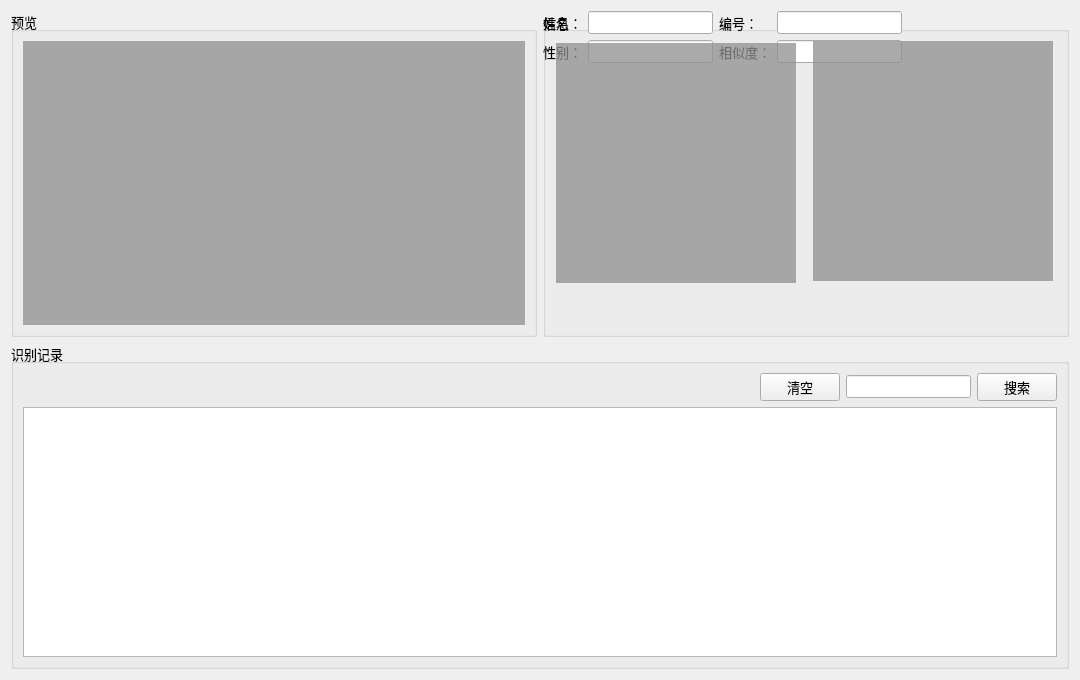
This is previewview.ui in NevilleNoah/HikvisionCamera2 as Qt 5 draws it before an edit. The edited form follows.
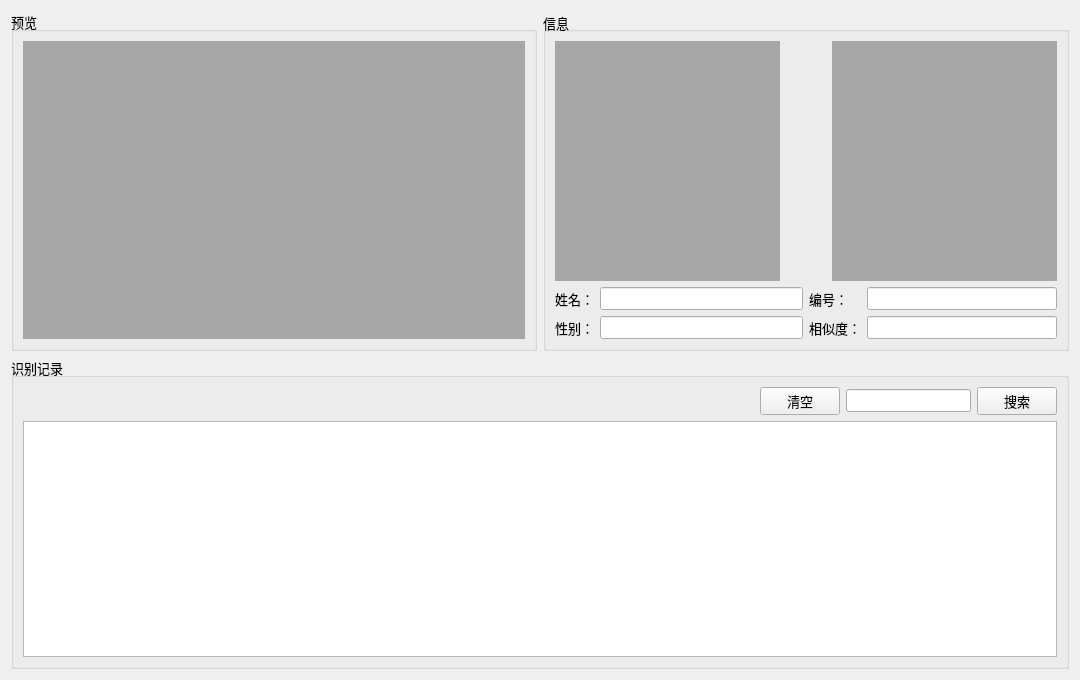
This is the edited form.

```diff
--- a/previewview.ui
+++ b/previewview.ui
@@ -155,7 +155,224 @@
        <property name="flat">
         <bool>false</bool>
        </property>
-       <widget class="QWidget" name="">
+       <layout class="QVBoxLayout" name="verticalLayout_4">
+        <item>
+         <layout class="QHBoxLayout" name="horizontalLayout_3">
+          <item>
+           <widget class="QLabel" name="picCapture">
+            <property name="sizePolicy">
+             <sizepolicy hsizetype="Minimum" vsizetype="MinimumExpanding">
+              <horstretch>0</horstretch>
+              <verstretch>0</verstretch>
+             </sizepolicy>
+            </property>
+            <property name="minimumSize">
+             <size>
+              <width>220</width>
+              <height>240</height>
+             </size>
+            </property>
+            <property name="palette">
+             <palette>
+              <active>
+               <colorrole role="Base">
+                <brush brushstyle="SolidPattern">
+                 <color alpha="255">
+                  <red>255</red>
+                  <green>255</green>
+                  <blue>255</blue>
+                 </color>
+                </brush>
+               </colorrole>
+               <colorrole role="Window">
+                <brush brushstyle="SolidPattern">
+                 <color alpha="196">
+                  <red>145</red>
+                  <green>145</green>
+                  <blue>145</blue>
+                 </color>
+                </brush>
+               </colorrole>
+              </active>
+              <inactive>
+               <colorrole role="Base">
+                <brush brushstyle="SolidPattern">
+                 <color alpha="255">
+                  <red>255</red>
+                  <green>255</green>
+                  <blue>255</blue>
+                 </color>
+                </brush>
+               </colorrole>
+               <colorrole role="Window">
+                <brush brushstyle="SolidPattern">
+                 <color alpha="196">
+                  <red>145</red>
+                  <green>145</green>
+                  <blue>145</blue>
+                 </color>
+                </brush>
+               </colorrole>
+              </inactive>
+              <disabled>
+               <colorrole role="Base">
+                <brush brushstyle="SolidPattern">
+                 <color alpha="196">
+                  <red>145</red>
+                  <green>145</green>
+                  <blue>145</blue>
+                 </color>
+                </brush>
+               </colorrole>
+               <colorrole role="Window">
+                <brush brushstyle="SolidPattern">
+                 <color alpha="196">
+                  <red>145</red>
+                  <green>145</green>
+                  <blue>145</blue>
+                 </color>
+                </brush>
+               </colorrole>
+              </disabled>
+             </palette>
+            </property>
+            <property name="autoFillBackground">
+             <bool>true</bool>
+            </property>
+            <property name="frameShape">
+             <enum>QFrame::NoFrame</enum>
+            </property>
+            <property name="text">
+             <string/>
+            </property>
+            <property name="alignment">
+             <set>Qt::AlignCenter</set>
+            </property>
+           </widget>
+          </item>
+          <item>
+           <widget class="QLabel" name="picSymbol">
+            <property name="sizePolicy">
+             <sizepolicy hsizetype="Fixed" vsizetype="Fixed">
+              <horstretch>0</horstretch>
+              <verstretch>0</verstretch>
+             </sizepolicy>
+            </property>
+            <property name="minimumSize">
+             <size>
+              <width>40</width>
+              <height>40</height>
+             </size>
+            </property>
+            <property name="text">
+             <string/>
+            </property>
+            <property name="scaledContents">
+             <bool>false</bool>
+            </property>
+            <property name="margin">
+             <number>0</number>
+            </property>
+            <property name="indent">
+             <number>-1</number>
+            </property>
+           </widget>
+          </item>
+          <item>
+           <widget class="QLabel" name="picAvatar">
+            <property name="sizePolicy">
+             <sizepolicy hsizetype="Minimum" vsizetype="MinimumExpanding">
+              <horstretch>0</horstretch>
+              <verstretch>0</verstretch>
+             </sizepolicy>
+            </property>
+            <property name="minimumSize">
+             <size>
+              <width>220</width>
+              <height>240</height>
+             </size>
+            </property>
+            <property name="palette">
+             <palette>
+              <active>
+               <colorrole role="Base">
+                <brush brushstyle="SolidPattern">
+                 <color alpha="255">
+                  <red>255</red>
+                  <green>255</green>
+                  <blue>255</blue>
+                 </color>
+                </brush>
+               </colorrole>
+               <colorrole role="Window">
+                <brush brushstyle="SolidPattern">
+                 <color alpha="196">
+                  <red>145</red>
+                  <green>145</green>
+                  <blue>145</blue>
+                 </color>
+                </brush>
+               </colorrole>
+              </active>
+              <inactive>
+               <colorrole role="Base">
+                <brush brushstyle="SolidPattern">
+                 <color alpha="255">
+                  <red>255</red>
+                  <green>255</green>
+                  <blue>255</blue>
+                 </color>
+                </brush>
+               </colorrole>
+               <colorrole role="Window">
+                <brush brushstyle="SolidPattern">
+                 <color alpha="196">
+                  <red>145</red>
+                  <green>145</green>
+                  <blue>145</blue>
+                 </color>
+                </brush>
+               </colorrole>
+              </inactive>
+              <disabled>
+               <colorrole role="Base">
+                <brush brushstyle="SolidPattern">
+                 <color alpha="196">
+                  <red>145</red>
+                  <green>145</green>
+                  <blue>145</blue>
+                 </color>
+                </brush>
+               </colorrole>
+               <colorrole role="Window">
+                <brush brushstyle="SolidPattern">
+                 <color alpha="196">
+                  <red>145</red>
+                  <green>145</green>
+                  <blue>145</blue>
+                 </color>
+                </brush>
+               </colorrole>
+              </disabled>
+             </palette>
+            </property>
+            <property name="autoFillBackground">
+             <bool>true</bool>
+            </property>
+            <property name="frameShape">
+             <enum>QFrame::NoFrame</enum>
+            </property>
+            <property name="text">
+             <string/>
+            </property>
+            <property name="alignment">
+             <set>Qt::AlignCenter</set>
+            </property>
+           </widget>
+          </item>
+         </layout>
+        </item>
+        <item>
         <layout class="QHBoxLayout" name="horizontalLayout_4">
          <item>
           <layout class="QFormLayout" name="formLayout">
@@ -279,238 +496,8 @@
           </layout>
          </item>
         </layout>
-       </widget>
-       <widget class="QLabel" name="picAvatar">
-        <property name="geometry">
-         <rect>
-          <x>270</x>
-          <y>30</y>
-          <width>240</width>
-          <height>240</height>
-         </rect>
-        </property>
-        <property name="sizePolicy">
-         <sizepolicy hsizetype="Minimum" vsizetype="MinimumExpanding">
-          <horstretch>0</horstretch>
-          <verstretch>0</verstretch>
-         </sizepolicy>
-        </property>
-        <property name="minimumSize">
-         <size>
-          <width>240</width>
-          <height>240</height>
-         </size>
-        </property>
-        <property name="palette">
-         <palette>
-          <active>
-           <colorrole role="Base">
-            <brush brushstyle="SolidPattern">
-             <color alpha="255">
-              <red>255</red>
-              <green>255</green>
-              <blue>255</blue>
-             </color>
-            </brush>
-           </colorrole>
-           <colorrole role="Window">
-            <brush brushstyle="SolidPattern">
-             <color alpha="196">
-              <red>145</red>
-              <green>145</green>
-              <blue>145</blue>
-             </color>
-            </brush>
-           </colorrole>
-          </active>
-          <inactive>
-           <colorrole role="Base">
-            <brush brushstyle="SolidPattern">
-             <color alpha="255">
-              <red>255</red>
-              <green>255</green>
-              <blue>255</blue>
-             </color>
-            </brush>
-           </colorrole>
-           <colorrole role="Window">
-            <brush brushstyle="SolidPattern">
-             <color alpha="196">
-              <red>145</red>
-              <green>145</green>
-              <blue>145</blue>
-             </color>
-            </brush>
-           </colorrole>
-          </inactive>
-          <disabled>
-           <colorrole role="Base">
-            <brush brushstyle="SolidPattern">
-             <color alpha="196">
-              <red>145</red>
-              <green>145</green>
-              <blue>145</blue>
-             </color>
-            </brush>
-           </colorrole>
-           <colorrole role="Window">
-            <brush brushstyle="SolidPattern">
-             <color alpha="196">
-              <red>145</red>
-              <green>145</green>
-              <blue>145</blue>
-             </color>
-            </brush>
-           </colorrole>
-          </disabled>
-         </palette>
-        </property>
-        <property name="autoFillBackground">
-         <bool>true</bool>
-        </property>
-        <property name="frameShape">
-         <enum>QFrame::NoFrame</enum>
-        </property>
-        <property name="text">
-         <string/>
-        </property>
-        <property name="alignment">
-         <set>Qt::AlignCenter</set>
-        </property>
-       </widget>
-       <widget class="QLabel" name="picCapture">
-        <property name="geometry">
-         <rect>
-          <x>13</x>
-          <y>32</y>
-          <width>240</width>
-          <height>240</height>
-         </rect>
-        </property>
-        <property name="sizePolicy">
-         <sizepolicy hsizetype="Minimum" vsizetype="MinimumExpanding">
-          <horstretch>0</horstretch>
-          <verstretch>0</verstretch>
-         </sizepolicy>
-        </property>
-        <property name="minimumSize">
-         <size>
-          <width>240</width>
-          <height>240</height>
-         </size>
-        </property>
-        <property name="palette">
-         <palette>
-          <active>
-           <colorrole role="Base">
-            <brush brushstyle="SolidPattern">
-             <color alpha="255">
-              <red>255</red>
-              <green>255</green>
-              <blue>255</blue>
-             </color>
-            </brush>
-           </colorrole>
-           <colorrole role="Window">
-            <brush brushstyle="SolidPattern">
-             <color alpha="196">
-              <red>145</red>
-              <green>145</green>
-              <blue>145</blue>
-             </color>
-            </brush>
-           </colorrole>
-          </active>
-          <inactive>
-           <colorrole role="Base">
-            <brush brushstyle="SolidPattern">
-             <color alpha="255">
-              <red>255</red>
-              <green>255</green>
-              <blue>255</blue>
-             </color>
-            </brush>
-           </colorrole>
-           <colorrole role="Window">
-            <brush brushstyle="SolidPattern">
-             <color alpha="196">
-              <red>145</red>
-              <green>145</green>
-              <blue>145</blue>
-             </color>
-            </brush>
-           </colorrole>
-          </inactive>
-          <disabled>
-           <colorrole role="Base">
-            <brush brushstyle="SolidPattern">
-             <color alpha="196">
-              <red>145</red>
-              <green>145</green>
-              <blue>145</blue>
-             </color>
-            </brush>
-           </colorrole>
-           <colorrole role="Window">
-            <brush brushstyle="SolidPattern">
-             <color alpha="196">
-              <red>145</red>
-              <green>145</green>
-              <blue>145</blue>
-             </color>
-            </brush>
-           </colorrole>
-          </disabled>
-         </palette>
-        </property>
-        <property name="autoFillBackground">
-         <bool>true</bool>
-        </property>
-        <property name="frameShape">
-         <enum>QFrame::NoFrame</enum>
-        </property>
-        <property name="text">
-         <string/>
-        </property>
-        <property name="alignment">
-         <set>Qt::AlignCenter</set>
-        </property>
-       </widget>
-       <widget class="QLabel" name="picSymbol">
-        <property name="geometry">
-         <rect>
-          <x>240</x>
-          <y>130</y>
-          <width>40</width>
-          <height>40</height>
-         </rect>
-        </property>
-        <property name="sizePolicy">
-         <sizepolicy hsizetype="Fixed" vsizetype="Fixed">
-          <horstretch>0</horstretch>
-          <verstretch>0</verstretch>
-         </sizepolicy>
-        </property>
-        <property name="minimumSize">
-         <size>
-          <width>40</width>
-          <height>40</height>
-         </size>
-        </property>
-        <property name="text">
-         <string/>
-        </property>
-        <property name="scaledContents">
-         <bool>false</bool>
-        </property>
-        <property name="margin">
-         <number>0</number>
-        </property>
-        <property name="indent">
-         <number>-1</number>
-        </property>
-       </widget>
-       <zorder>picSymbol</zorder>
+        </item>
+       </layout>
       </widget>
      </item>
     </layout>
```
Lines whose indentation alone changed are shown as unchanged.
